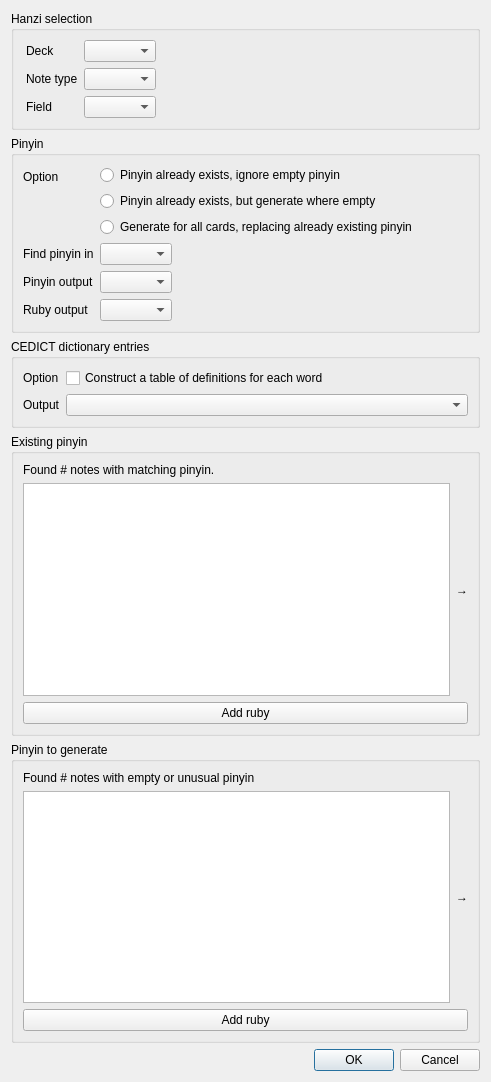
First picture: the form in Ruby.ui, repository ericahn/anki-chinese, before the edit.
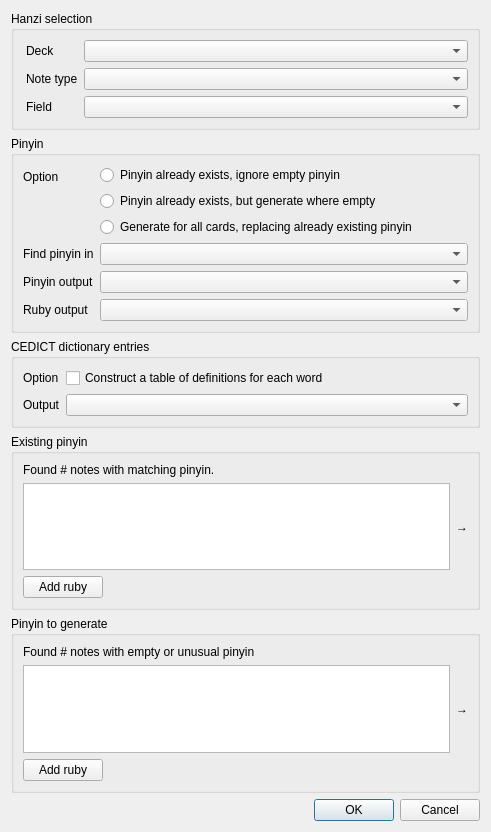
Second picture: the form after the edit.

Commit message: Set more sensible sizing policies for dialog elements

What changed in the file:
```diff
--- a/Ruby.ui
+++ b/Ruby.ui
@@ -7,15 +7,27 @@
     <x>0</x>
     <y>0</y>
     <width>491</width>
-    <height>1082</height>
+    <height>832</height>
    </rect>
   </property>
+  <property name="sizePolicy">
+   <sizepolicy hsizetype="Preferred" vsizetype="Expanding">
+    <horstretch>0</horstretch>
+    <verstretch>0</verstretch>
+   </sizepolicy>
+  </property>
   <property name="windowTitle">
    <string>Dialog</string>
   </property>
   <layout class="QVBoxLayout" name="verticalLayout_2">
    <item>
     <widget class="QGroupBox" name="hanzi_groupbox">
+     <property name="sizePolicy">
+      <sizepolicy hsizetype="Preferred" vsizetype="Fixed">
+       <horstretch>0</horstretch>
+       <verstretch>0</verstretch>
+      </sizepolicy>
+     </property>
      <property name="mouseTracking">
       <bool>false</bool>
      </property>
@@ -41,6 +53,12 @@
       </item>
       <item row="0" column="1">
        <widget class="QComboBox" name="deck_combobox">
+        <property name="sizePolicy">
+         <sizepolicy hsizetype="MinimumExpanding" vsizetype="Fixed">
+          <horstretch>0</horstretch>
+          <verstretch>0</verstretch>
+         </sizepolicy>
+        </property>
         <property name="styleSheet">
          <string notr="true">combobox-popup: 0;</string>
         </property>
@@ -54,7 +72,14 @@
        </widget>
       </item>
       <item row="1" column="1">
-       <widget class="QComboBox" name="note_combobox"/>
+       <widget class="QComboBox" name="note_combobox">
+        <property name="sizePolicy">
+         <sizepolicy hsizetype="MinimumExpanding" vsizetype="Fixed">
+          <horstretch>0</horstretch>
+          <verstretch>0</verstretch>
+         </sizepolicy>
+        </property>
+       </widget>
       </item>
       <item row="2" column="0">
        <widget class="QLabel" name="label_3">
@@ -64,13 +89,26 @@
        </widget>
       </item>
       <item row="2" column="1">
-       <widget class="QComboBox" name="field_combobox"/>
+       <widget class="QComboBox" name="field_combobox">
+        <property name="sizePolicy">
+         <sizepolicy hsizetype="MinimumExpanding" vsizetype="Fixed">
+          <horstretch>0</horstretch>
+          <verstretch>0</verstretch>
+         </sizepolicy>
+        </property>
+       </widget>
       </item>
      </layout>
     </widget>
    </item>
    <item>
     <widget class="QGroupBox" name="pinyin_groupbox">
+     <property name="sizePolicy">
+      <sizepolicy hsizetype="Minimum" vsizetype="Maximum">
+       <horstretch>0</horstretch>
+       <verstretch>0</verstretch>
+      </sizepolicy>
+     </property>
      <property name="title">
       <string>Pinyin</string>
      </property>
@@ -130,10 +168,24 @@
        </widget>
       </item>
       <item row="1" column="1">
-       <widget class="QComboBox" name="pinyin_match_combobox"/>
+       <widget class="QComboBox" name="pinyin_match_combobox">
+        <property name="sizePolicy">
+         <sizepolicy hsizetype="MinimumExpanding" vsizetype="Fixed">
+          <horstretch>0</horstretch>
+          <verstretch>0</verstretch>
+         </sizepolicy>
+        </property>
+       </widget>
       </item>
       <item row="3" column="1">
-       <widget class="QComboBox" name="pinyin_generate_combobox"/>
+       <widget class="QComboBox" name="pinyin_generate_combobox">
+        <property name="sizePolicy">
+         <sizepolicy hsizetype="MinimumExpanding" vsizetype="Fixed">
+          <horstretch>0</horstretch>
+          <verstretch>0</verstretch>
+         </sizepolicy>
+        </property>
+       </widget>
       </item>
       <item row="3" column="0">
        <widget class="QLabel" name="pinyin_generate_label">
@@ -150,7 +202,14 @@
        </widget>
       </item>
       <item row="4" column="1">
-       <widget class="QComboBox" name="ruby_combobox"/>
+       <widget class="QComboBox" name="ruby_combobox">
+        <property name="sizePolicy">
+         <sizepolicy hsizetype="MinimumExpanding" vsizetype="Fixed">
+          <horstretch>0</horstretch>
+          <verstretch>0</verstretch>
+         </sizepolicy>
+        </property>
+       </widget>
       </item>
      </layout>
     </widget>
@@ -190,6 +249,12 @@
    </item>
    <item>
     <widget class="QGroupBox" name="widget_match">
+     <property name="sizePolicy">
+      <sizepolicy hsizetype="Preferred" vsizetype="Expanding">
+       <horstretch>0</horstretch>
+       <verstretch>0</verstretch>
+      </sizepolicy>
+     </property>
      <property name="title">
       <string>Existing pinyin</string>
      </property>
@@ -217,6 +282,12 @@
       </item>
       <item>
        <widget class="QPushButton" name="button_match">
+        <property name="sizePolicy">
+         <sizepolicy hsizetype="Maximum" vsizetype="Fixed">
+          <horstretch>0</horstretch>
+          <verstretch>0</verstretch>
+         </sizepolicy>
+        </property>
         <property name="text">
          <string>Add ruby</string>
         </property>
@@ -227,6 +298,12 @@
    </item>
    <item>
     <widget class="QGroupBox" name="widget_generate">
+     <property name="sizePolicy">
+      <sizepolicy hsizetype="Preferred" vsizetype="Expanding">
+       <horstretch>0</horstretch>
+       <verstretch>0</verstretch>
+      </sizepolicy>
+     </property>
      <property name="title">
       <string>Pinyin to generate</string>
      </property>
@@ -254,6 +331,15 @@
       </item>
       <item>
        <widget class="QPushButton" name="button_generate">
+        <property name="sizePolicy">
+         <sizepolicy hsizetype="Maximum" vsizetype="Fixed">
+          <horstretch>0</horstretch>
+          <verstretch>0</verstretch>
+         </sizepolicy>
+        </property>
+        <property name="layoutDirection">
+         <enum>Qt::LeftToRight</enum>
+        </property>
         <property name="text">
          <string>Add ruby</string>
         </property>
```
Left out of the diff: 17 changed lines with no effect on the pictures. The commit also changes 1 other file.
